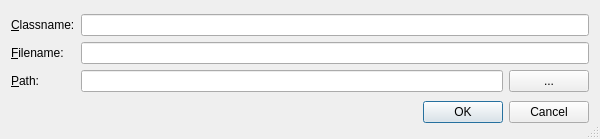
First picture: the form in Project/NewDialogClassDialog.ui, repository testmana2/test, before the edit.
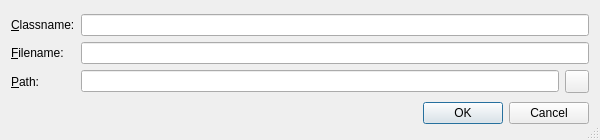
Second picture: the form after the edit.

Commit message: Changed all the file or directory selection buttons to QToolButton and gave them an icon.

The edit to the form file:
```diff
--- a/Project/NewDialogClassDialog.ui
+++ b/Project/NewDialogClassDialog.ui
@@ -1,12 +1,12 @@
 <ui version="4.0" >
  <class>NewDialogClassDialog</class>
- <widget class="QDialog" name="NewDialogClassDialog" >
-  <property name="geometry" >
+ <widget class="QDialog" name="NewDialogClassDialog">
+  <property name="geometry">
    <rect>
     <x>0</x>
     <y>0</y>
     <width>600</width>
-    <height>139</height>
+    <height>140</height>
    </rect>
   </property>
   <property name="windowTitle" >
@@ -35,19 +35,9 @@
        </property>
       </widget>
      </item>
-     <item row="2" column="2" >
-      <widget class="QPushButton" name="pathButton" >
-       <property name="toolTip" >
-        <string>Select the source file path via a directory selection dialog</string>
-       </property>
-       <property name="text" >
-        <string>...</string>
-       </property>
-      </widget>
-     </item>
-     <item row="1" column="0" >
-      <widget class="QLabel" name="label_2" >
-       <property name="text" >
+     <item row="1" column="0">
+      <widget class="QLabel" name="label_2">
+       <property name="text">
         <string>&amp;Filename:</string>
        </property>
        <property name="buddy" >
@@ -79,6 +69,13 @@
        </property>
       </widget>
      </item>
+     <item row="2" column="2">
+      <widget class="QToolButton" name="pathButton">
+       <property name="toolTip">
+        <string>Select the source file path via a directory selection dialog</string>
+       </property>
+      </widget>
+     </item>
     </layout>
    </item>
    <item>
```
Left out of the diff: 61 changed lines with no effect on the pictures. The commit also changes 127 other files.
